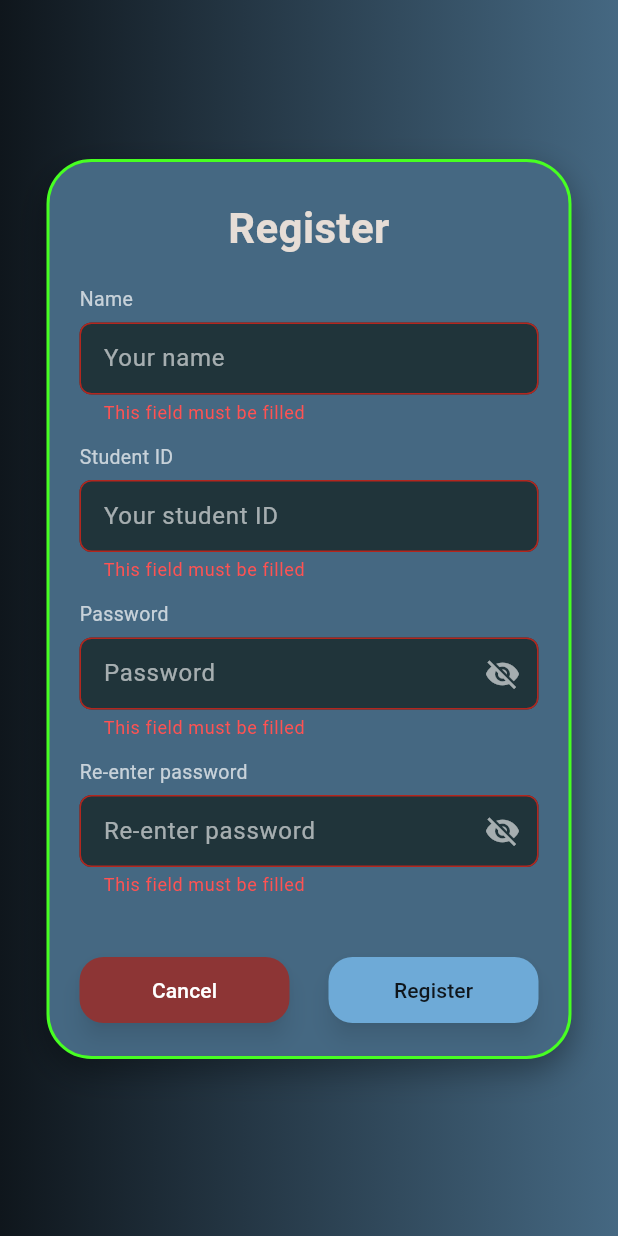
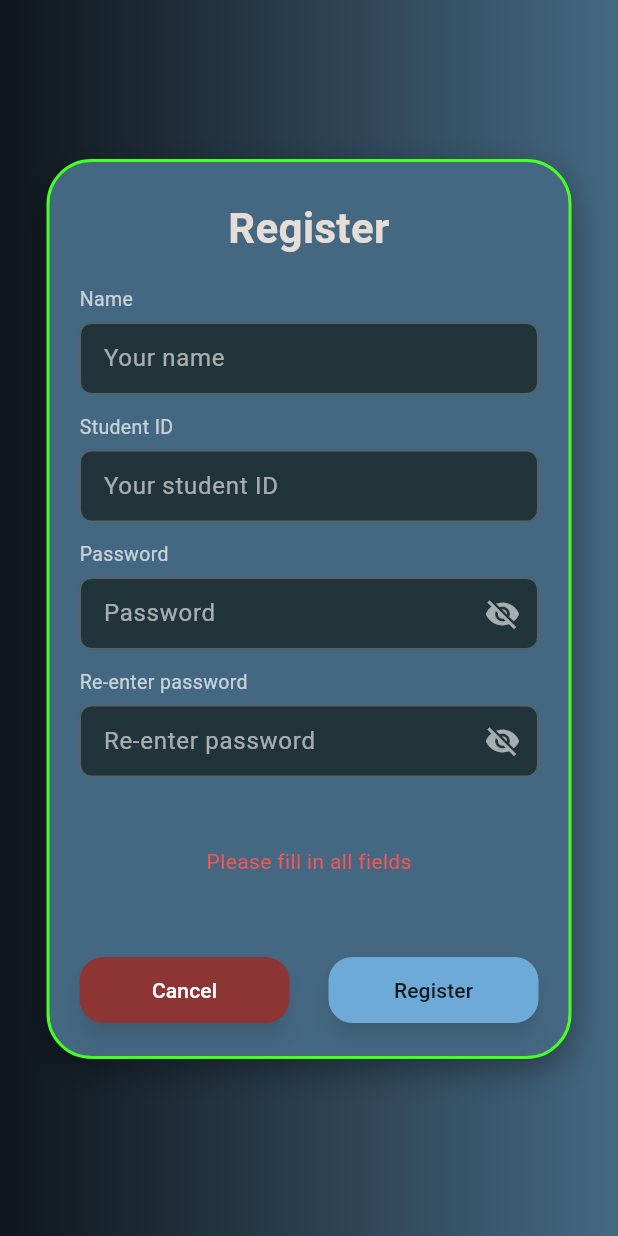
Before and after one commit to 6631501187-spec/asset_management_system, a Flutter app: the Register screen opened directly, after a tap on "Register", on a phone screen of 412 x 824 dp. Run offline on Flutter 3.47's test engine with Material 3 defaults, Android fonts, the phone set to English and light mode, and no system bars; our stand-ins replace image_picker.

Commit message:
register condition added

```diff
--- a/lib/register.dart
+++ b/lib/register.dart
@@ -45,6 +45,94 @@ class _RegisterState extends State<Register> {
     _passCtrl.dispose();
     _rePassCtrl.dispose();
     super.dispose();
+  }
+
+  void _register() {
+    String name = _nameCtrl.text.trim();
+    String id = _idCtrl.text.trim();
+    String password = _passCtrl.text.trim();
+    String rePassword = _rePassCtrl.text.trim();
+
+    if (id == "6631501104" || id == "6631501187" || id == "6631501121") {
+      setState(() {
+        _errorMsg = "Existing user or password dont match";
+      });
+    } else if (password != rePassword) {
+      setState(() {
+        _errorMsg = "Existing user or password dont match";
+      });
+    } else if (name.isNotEmpty && id.isNotEmpty && password.isNotEmpty) {
+      _showSuccessDialog(() {
+        Navigator.pushReplacement(
+          context,
+          MaterialPageRoute(builder: (context) => StdHome()),
+        );
+      });
+    } else {
+      setState(() {
+        _errorMsg = "Please fill in all fields";
+      });
+    }
+  }
+
+  void _showSuccessDialog(VoidCallback onComplete) async {
+    showDialog(
+      context: context,
+      barrierColor: Colors.black.withOpacity(0.5),
+      barrierDismissible: false, // Prevent manual dismissal
+      builder: (dialogCtx) => Dialog(
+        backgroundColor: Colors.transparent,
+        elevation: 0,
+        child: Container(
+          width: 300,
+          height: 200,
+          padding: EdgeInsets.all(20),
+          decoration: BoxDecoration(
+            color: Color(0xFF456882),
+            borderRadius: BorderRadius.circular(30),
+            border: Border.all(
+              color: Color(0xFF47FF22),
+              width: 2,
+            ),
+          ),
+          child: Column(
+            mainAxisAlignment: MainAxisAlignment.center,
+            children: [
+              Icon(
+                Icons.check_circle_outline_rounded,
+                color: Color(0xFF47FF22),
+                size: 40,
+              ),
+              SizedBox(height: 16),
+              Text(
+                'Registered',
+                style: TextStyle(
+                  color: Colors.white,
+                  fontSize: 24,
+                  fontWeight: FontWeight.w500,
+                ),
+              ),
+              Text(
+                'Successfully!',
+                style: TextStyle(
+                  color: Colors.white,
+                  fontSize: 24,
+                  fontWeight: FontWeight.w500,
+                ),
+              ),
+            ],
+          ),
+        ),
+      ),
+    );
+
+    // Auto-close after 2 seconds
+    Future.delayed(Duration(seconds: 2), () {
+      if (mounted) {
+        Navigator.of(context).pop(); // Close the dialog
+        onComplete(); // Execute the callback (navigation)
+      }
+    });
   }
 
   InputDecoration _fieldDecoration({String? hint}) {
@@ -257,89 +345,8 @@ class _RegisterState extends State<Register> {
                               width: 140,
                               height: 44,
                               child: ElevatedButton(
-                                onPressed: () async {
-                                  // Validate all fields when Register is clicked
-                                  setState(() {
-                                    _fieldErrors = {
-                                      'name': _nameCtrl.text.isEmpty ? 'This field must be filled' : null,
-                                      'id': _idCtrl.text.isEmpty ? 'This field must be filled' : null,
-                                      'password': _passCtrl.text.isEmpty ? 'This field must be filled' : null,
-                                      'rePassword': _rePassCtrl.text.isEmpty ? 'This field must be filled' : null,
-                                    };
-                                  });
-
-                                  // Check if all fields are valid and passwords match
-                                  bool isValid = !_fieldErrors.values.any((error) => error != null) && _errorMsg == null;
-
-                                  if (isValid) {
-                                    // Show success dialog and navigate
-                                    await showDialog(
-                                      context: context,
-                                      barrierColor: Colors.black.withOpacity(0.5),
-                                      barrierDismissible: true,
-                                      builder: (dialogCtx) => GestureDetector(
-                                        behavior: HitTestBehavior.opaque,
-                                        onTap: () {
-                                          // tapping anywhere (outside or on the overlay) will close dialog
-                                          Navigator.of(dialogCtx).pop();
-                                        },
-                                        child: Dialog(
-                                          backgroundColor: Colors.transparent,
-                                          elevation: 0,
-                                          child: GestureDetector(
-                                            // also allow tapping the dialog content to dismiss
-                                            onTap: () => Navigator.of(dialogCtx).pop(),
-                                            child: Container(
-                                              width: 300,
-                                              height: 200,
-                                              padding: EdgeInsets.all(20),
-                                              decoration: BoxDecoration(
-                                                color: Color(0xFF456882),
-                                                borderRadius: BorderRadius.circular(30),
-                                                border: Border.all(
-                                                  color: Color(0xFF47FF22),
-                                                  width: 2,
-                                                ),
-                                              ),
-                                              child: Column(
-                                                mainAxisAlignment: MainAxisAlignment.center,
-                                                children: [
-                                                  Icon(
-                                                    Icons.check_circle_outline_rounded,
-                                                    color: Color(0xFF47FF22),
-                                                    size: 40,
-                                                  ),
-                                                  SizedBox(height: 16),
-                                                  Text(
-                                                    'Registered',
-                                                    style: TextStyle(
-                                                      color: Colors.white,
-                                                      fontSize: 24,
-                                                      fontWeight: FontWeight.w500,
-                                                    ),
-                                                  ),
-                                                  Text(
-                                                    'Successfully!',
-                                                    style: TextStyle(
-                                                      color: Colors.white,
-                                                      fontSize: 24,
-                                                      fontWeight: FontWeight.w500,
-                                                    ),
-                                                  ),
-                                                ],
-                                              ),
-                                            ),
-                                          ),
-                                        ),
-                                      ),
-                                    );
-
-                                    // navigate only after the dialog is dismissed
-                                    if (!mounted) return;
-                                    Navigator.of(context).pushReplacement(
-                                      MaterialPageRoute(builder: (_) => StdHome()),
-                                    );
-                                  }
+                                onPressed: () {
+                                  _register();
                                 },
                                 style: ElevatedButton.styleFrom(
                                   backgroundColor: Color(0xFF6EAAD7),
```
